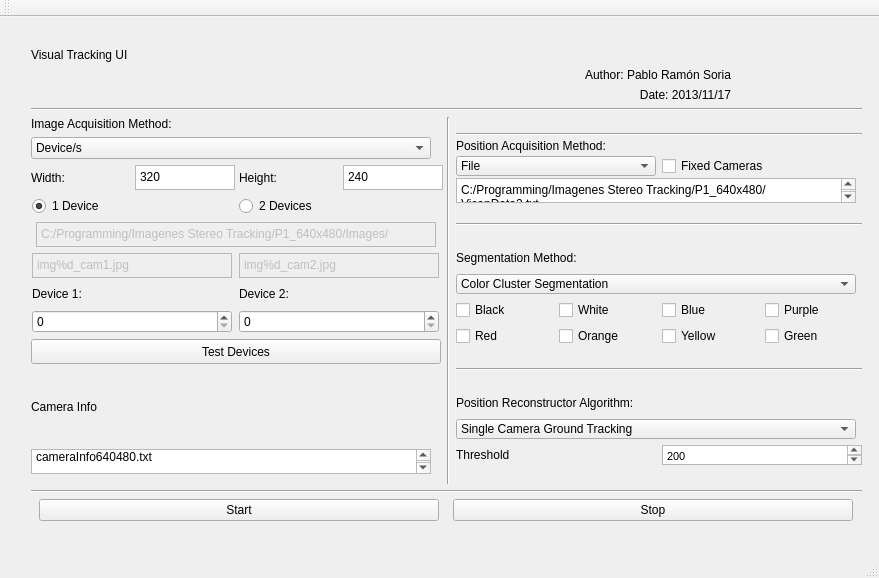
Above: VisualTrackingUI-QT/VisualTrackingUI-QT/mainwindow.ui from Bardo91/DepartamentoESI before the change. Below: the same form after it.
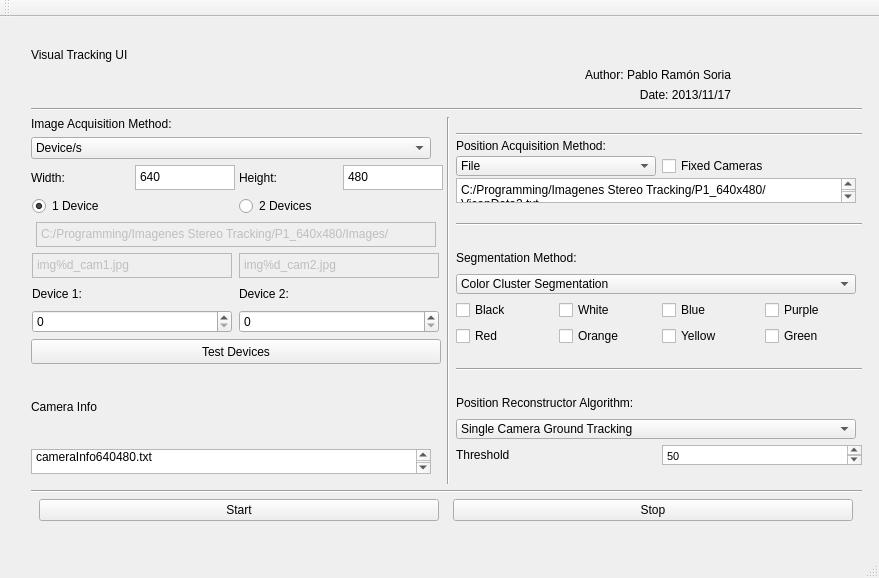
That is the form after the change.

Commit message:
------- Visual Tracking UI QT ----------
Almost stable, check EKF

--> ObjectGeo.cpp: testing rotations
--> ui_mainwindow.h: change ParamsEKF.h
--> ParamsEKF.h: change initial point
--> StereoVisionEKF.cpp: fixing EKP --> CHECK

```diff
--- a/VisualTrackingUI-QT/VisualTrackingUI-QT/mainwindow.ui
+++ b/VisualTrackingUI-QT/VisualTrackingUI-QT/mainwindow.ui
@@ -204,7 +204,7 @@
               </size>
              </property>
              <property name="plainText">
-              <string>320</string>
+              <string>640</string>
              </property>
             </widget>
            </item>
@@ -248,7 +248,7 @@
               </size>
              </property>
              <property name="plainText">
-              <string>240</string>
+              <string>480</string>
              </property>
             </widget>
            </item>
@@ -918,7 +918,7 @@
 &lt;html&gt;&lt;head&gt;&lt;meta name=&quot;qrichtext&quot; content=&quot;1&quot; /&gt;&lt;style type=&quot;text/css&quot;&gt;
 p, li { white-space: pre-wrap; }
 &lt;/style&gt;&lt;/head&gt;&lt;body style=&quot; font-family:'MS Shell Dlg 2'; font-size:8.25pt; font-weight:400; font-style:normal;&quot;&gt;
-&lt;p style=&quot; margin-top:0px; margin-bottom:0px; margin-left:0px; margin-right:0px; -qt-block-indent:0; text-indent:0px;&quot;&gt;&lt;span style=&quot; font-size:8pt;&quot;&gt;200&lt;/span&gt;&lt;/p&gt;&lt;/body&gt;&lt;/html&gt;</string>
+&lt;p style=&quot; margin-top:0px; margin-bottom:0px; margin-left:0px; margin-right:0px; -qt-block-indent:0; text-indent:0px;&quot;&gt;&lt;span style=&quot; font-size:8pt;&quot;&gt;50&lt;/span&gt;&lt;/p&gt;&lt;/body&gt;&lt;/html&gt;</string>
                </property>
               </widget>
              </item>
```
The commit also changes 6 other files.
